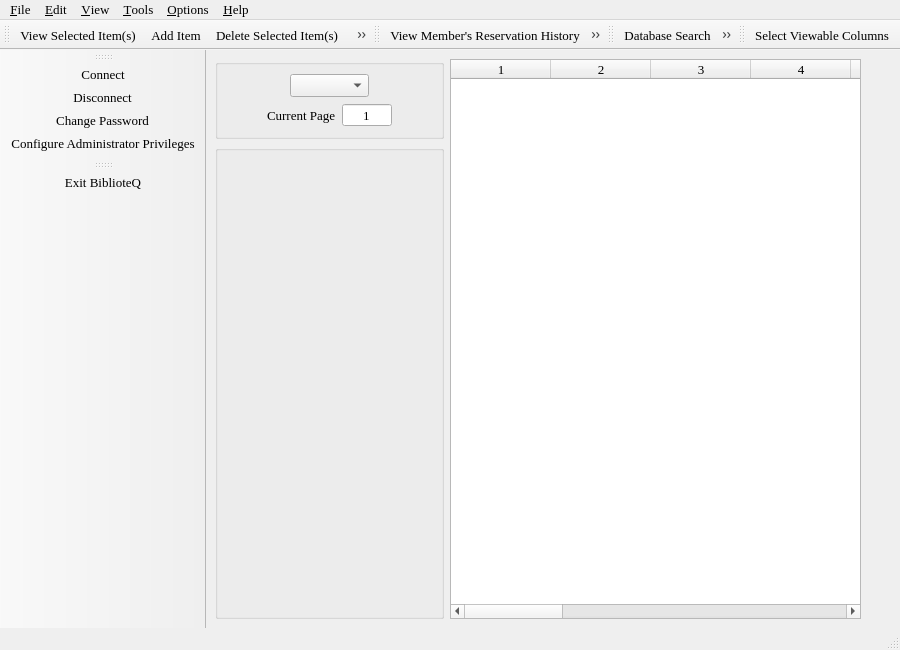
Qt form mainwindow.ui (textbrowser/biblioteq) before a commit.
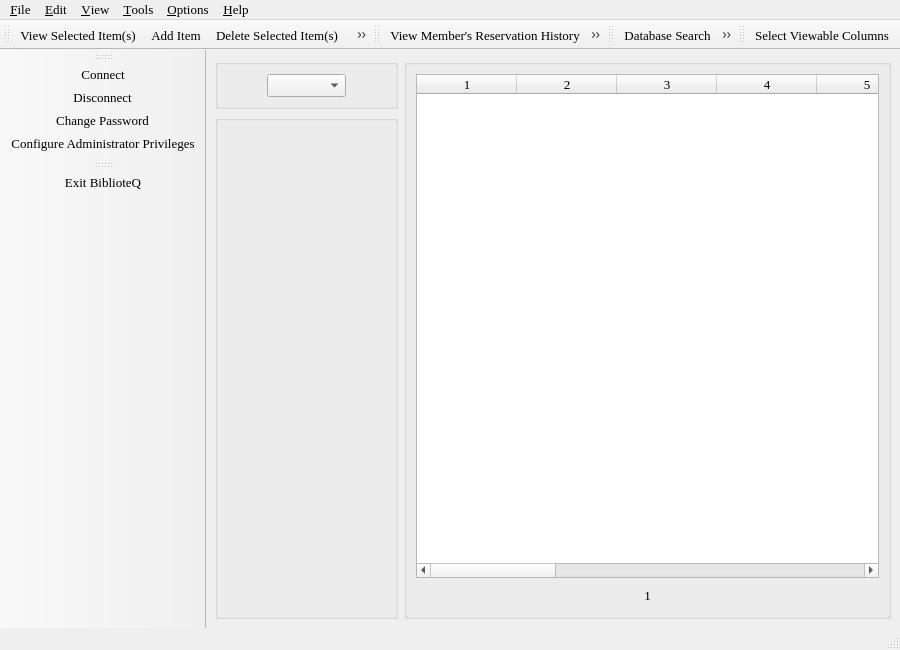
The same form after that commit. Icons and pictures are not drawn. Custom widgets are drawn as their Qt base class.

Diff of the .ui file:
```diff
--- a/mainwindow.ui
+++ b/mainwindow.ui
@@ -35,7 +35,7 @@
     <normaloff>icons.d/book.gif</normaloff>icons.d/book.gif</iconset>
   </property>
   <widget class="QWidget" name="centralwidget">
-   <layout class="QHBoxLayout" name="horizontalLayout_2">
+   <layout class="QHBoxLayout" name="horizontalLayout_4">
     <item>
      <layout class="QVBoxLayout" name="verticalLayout_3">
       <item>
@@ -90,65 +90,6 @@
            </item>
           </layout>
          </item>
-         <item>
-          <layout class="QHBoxLayout" name="horizontalLayout_3">
-           <item>
-            <spacer name="horizontalSpacer">
-             <property name="orientation">
-              <enum>Qt::Horizontal</enum>
-             </property>
-             <property name="sizeType">
-              <enum>QSizePolicy::Fixed</enum>
-             </property>
-             <property name="sizeHint" stdset="0">
-              <size>
-               <width>40</width>
-               <height>20</height>
-              </size>
-             </property>
-            </spacer>
-           </item>
-           <item>
-            <widget class="QLabel" name="label">
-             <property name="text">
-              <string>Current Page</string>
-             </property>
-            </widget>
-           </item>
-           <item>
-            <widget class="QSpinBox" name="currentPageSpinBox">
-             <property name="alignment">
-              <set>Qt::AlignCenter</set>
-             </property>
-             <property name="buttonSymbols">
-              <enum>QAbstractSpinBox::NoButtons</enum>
-             </property>
-             <property name="minimum">
-              <number>1</number>
-             </property>
-             <property name="maximum">
-              <number>999999999</number>
-             </property>
-            </widget>
-           </item>
-           <item>
-            <spacer name="horizontalSpacer_2">
-             <property name="orientation">
-              <enum>Qt::Horizontal</enum>
-             </property>
-             <property name="sizeType">
-              <enum>QSizePolicy::Fixed</enum>
-             </property>
-             <property name="sizeHint" stdset="0">
-              <size>
-               <width>40</width>
-               <height>20</height>
-              </size>
-             </property>
-            </spacer>
-           </item>
-          </layout>
-         </item>
         </layout>
        </widget>
       </item>
@@ -222,6 +163,9 @@
      </layout>
     </item>
     <item>
+     <widget class="QGroupBox" name="groupBox_2">
+      <layout class="QVBoxLayout" name="verticalLayout">
+       <item>
      <widget class="main_table" name="table">
       <property name="editTriggers">
        <set>QAbstractItemView::NoEditTriggers</set>
@@ -339,7 +283,20 @@
      </widget>
     </item>
     <item>
-     <layout class="QVBoxLayout" name="verticalLayout">
+        <layout class="QHBoxLayout" name="horizontalLayout_2">
+         <item>
+          <spacer name="horizontalSpacer_5">
+           <property name="orientation">
+            <enum>Qt::Horizontal</enum>
+           </property>
+           <property name="sizeHint" stdset="0">
+            <size>
+             <width>40</width>
+             <height>20</height>
+            </size>
+           </property>
+          </spacer>
+         </item>
       <item>
        <widget class="QToolButton" name="previousPageButton">
         <property name="toolTip">
@@ -361,17 +318,17 @@
        </widget>
       </item>
       <item>
-       <spacer name="verticalSpacer">
-        <property name="orientation">
-         <enum>Qt::Vertical</enum>
-        </property>
-        <property name="sizeHint" stdset="0">
-         <size>
-          <width>20</width>
-          <height>40</height>
-         </size>
-        </property>
-       </spacer>
+          <widget class="QLabel" name="pagesLabel">
+           <property name="text">
+            <string>1</string>
+           </property>
+           <property name="textFormat">
+            <enum>Qt::RichText</enum>
+           </property>
+           <property name="alignment">
+            <set>Qt::AlignCenter</set>
+           </property>
+          </widget>
       </item>
       <item>
        <widget class="QToolButton" name="nextPageButton">
@@ -393,7 +350,25 @@
         </property>
        </widget>
       </item>
-     </layout>
+         <item>
+          <spacer name="horizontalSpacer_6">
+           <property name="orientation">
+            <enum>Qt::Horizontal</enum>
+           </property>
+           <property name="sizeHint" stdset="0">
+            <size>
+             <width>40</width>
+             <height>20</height>
+            </size>
+           </property>
+          </spacer>
+         </item>
+        </layout>
+       </item>
+      </layout>
+      <zorder>table</zorder>
+      <zorder></zorder>
+     </widget>
     </item>
    </layout>
   </widget>
```
Left out of the diff: 1 changed line with no effect on the pictures. Lines whose indentation alone changed are shown as unchanged.
